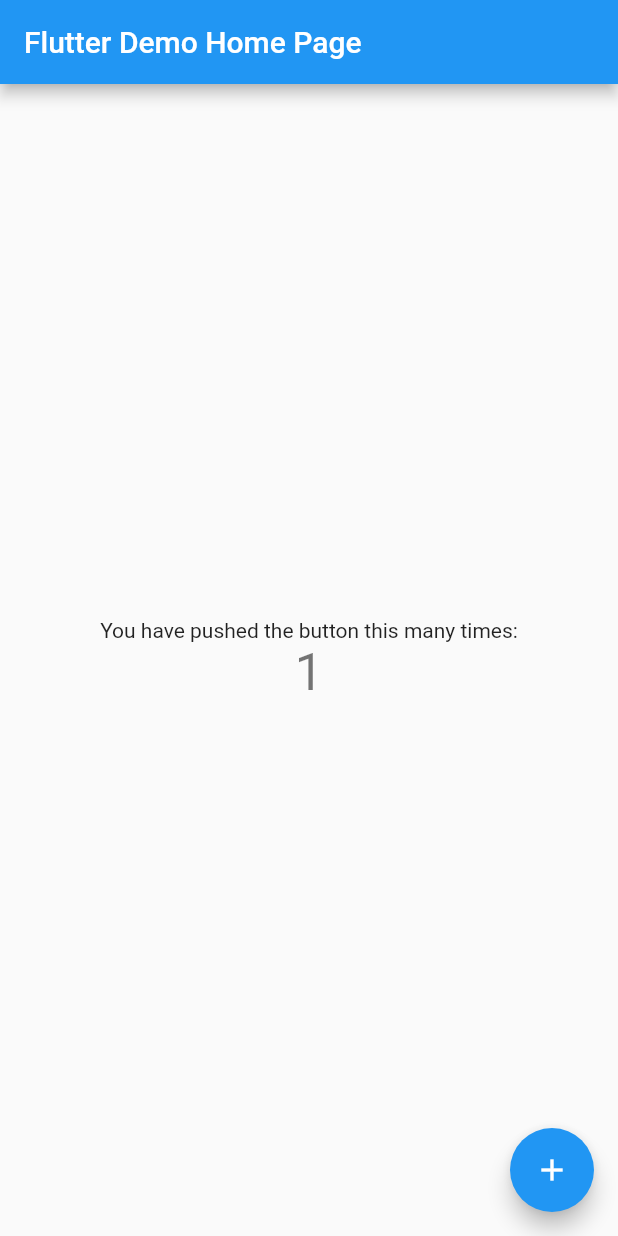
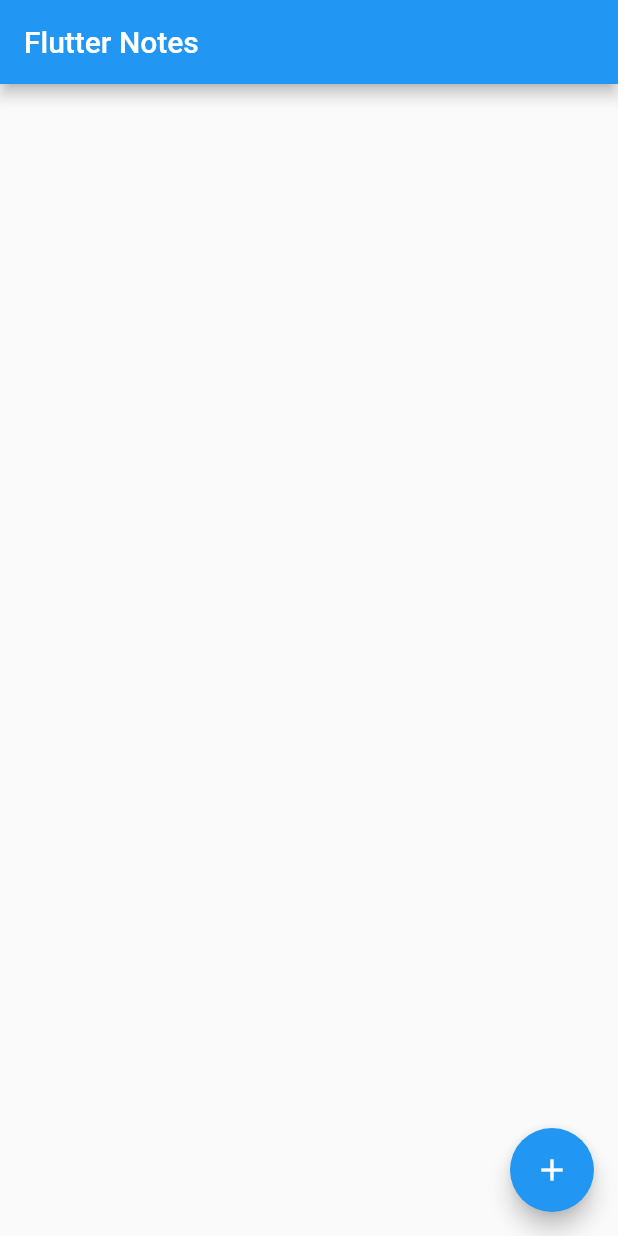
Before and after one commit to damithdev/flutter-leap-of-faith, a Flutter app: the MyHomePage screen opened directly, after a tap on the "add" icon, on a phone screen of 412 x 824 dp. Run offline on Flutter 3.47's test engine with Material 2 defaults, Android fonts, the light colour scheme and no system bars.

Commit message:
Remove Unwanted Code

```diff
--- a/flutter_notes/lib/main.dart
+++ b/flutter_notes/lib/main.dart
@@ -26,7 +26,7 @@
         // closer together (more dense) than on mobile platforms.
         visualDensity: VisualDensity.adaptivePlatformDensity,
       ),
-      home: MyHomePage(title: 'Flutter Demo Home Page'),
+      home: MyHomePage(title: 'Flutter Notes'),
     );
   }
 }
@@ -50,68 +50,26 @@
 }
 
 class _MyHomePageState extends State<MyHomePage> {
-  int _counter = 0;
-
-  void _incrementCounter() {
-    setState(() {
-      // This call to setState tells the Flutter framework that something has
-      // changed in this State, which causes it to rerun the build method below
-      // so that the display can reflect the updated values. If we changed
-      // _counter without calling setState(), then the build method would not be
-      // called again, and so nothing would appear to happen.
-      _counter++;
-    });
-  }
 
   @override
   Widget build(BuildContext context) {
-    // This method is rerun every time setState is called, for instance as done
-    // by the _incrementCounter method above.
-    //
-    // The Flutter framework has been optimized to make rerunning build methods
-    // fast, so that you can just rebuild anything that needs updating rather
-    // than having to individually change instances of widgets.
+
     return Scaffold(
       appBar: AppBar(
-        // Here we take the value from the MyHomePage object that was created by
-        // the App.build method, and use it to set our appbar title.
+
         title: Text(widget.title),
       ),
       body: Center(
-        // Center is a layout widget. It takes a single child and positions it
-        // in the middle of the parent.
-        child: Column(
-          // Column is also a layout widget. It takes a list of children and
-          // arranges them vertically. By default, it sizes itself to fit its
-          // children horizontally, and tries to be as tall as its parent.
-          //
-          // Invoke "debug painting" (press "p" in the console, choose the
-          // "Toggle Debug Paint" action from the Flutter Inspector in Android
-          // Studio, or the "Toggle Debug Paint" command in Visual Studio Code)
-          // to see the wireframe for each widget.
-          //
-          // Column has various properties to control how it sizes itself and
-          // how it positions its children. Here we use mainAxisAlignment to
-          // center the children vertically; the main axis here is the vertical
-          // axis because Columns are vertical (the cross axis would be
-          // horizontal).
-          mainAxisAlignment: MainAxisAlignment.center,
-          children: <Widget>[
-            Text(
-              'You have pushed the button this many times:',
-            ),
-            Text(
-              '$_counter',
-              style: Theme.of(context).textTheme.headline4,
-            ),
-          ],
-        ),
+
+        child: Container(),
       ),
       floatingActionButton: FloatingActionButton(
-        onPressed: _incrementCounter,
-        tooltip: 'Increment',
+        onPressed: (){
+
+        },
+        tooltip: 'Add Note',
         child: Icon(Icons.add),
-      ), // This trailing comma makes auto-formatting nicer for build methods.
+      ),
     );
   }
 }
```
